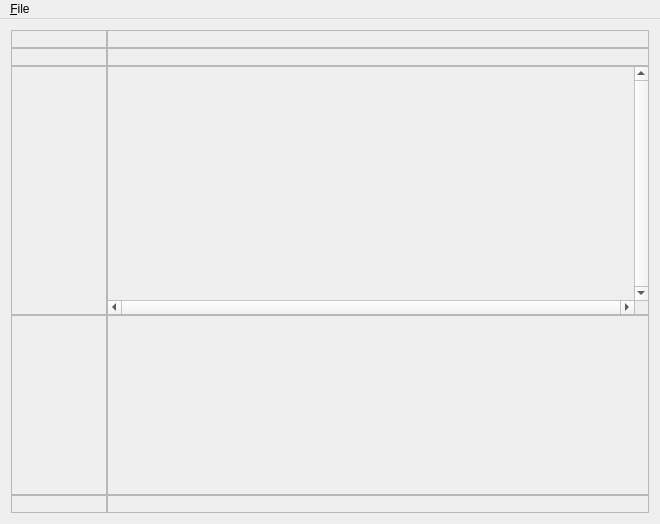
This is app/SimpleSequenceView/SequenceWindow.ui in haruneko/stand as Qt 5 draws it before an edit. The edited form follows.
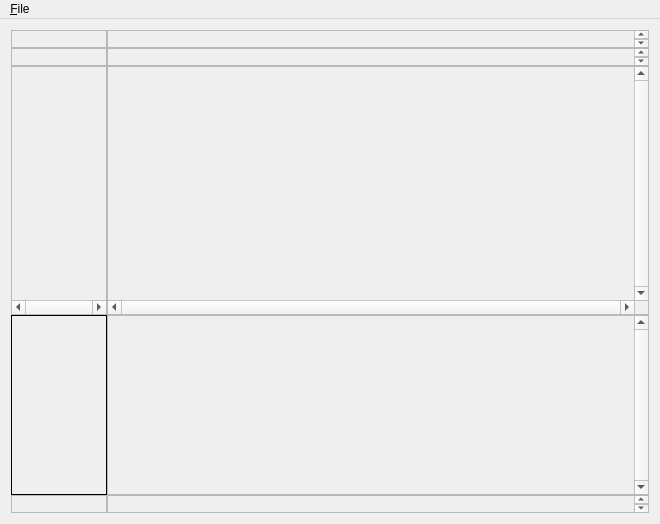
This is the edited form.

The edit to the form file:
```diff
--- a/app/SimpleSequenceView/SequenceWindow.ui
+++ b/app/SimpleSequenceView/SequenceWindow.ui
@@ -39,7 +39,7 @@
        </size>
       </property>
       <property name="verticalScrollBarPolicy">
-       <enum>Qt::ScrollBarAlwaysOff</enum>
+       <enum>Qt::ScrollBarAlwaysOn</enum>
       </property>
       <property name="horizontalScrollBarPolicy">
        <enum>Qt::ScrollBarAlwaysOff</enum>
@@ -52,7 +52,7 @@
         <rect>
          <x>0</x>
          <y>0</y>
-         <width>544</width>
+         <width>527</width>
          <height>16</height>
         </rect>
        </property>
@@ -80,7 +80,7 @@
        </size>
       </property>
       <property name="verticalScrollBarPolicy">
-       <enum>Qt::ScrollBarAlwaysOff</enum>
+       <enum>Qt::ScrollBarAlwaysOn</enum>
       </property>
       <property name="horizontalScrollBarPolicy">
        <enum>Qt::ScrollBarAlwaysOff</enum>
@@ -93,7 +93,7 @@
         <rect>
          <x>0</x>
          <y>0</y>
-         <width>544</width>
+         <width>527</width>
          <height>16</height>
         </rect>
        </property>
@@ -151,7 +151,7 @@
        </size>
       </property>
       <property name="verticalScrollBarPolicy">
-       <enum>Qt::ScrollBarAlwaysOff</enum>
+       <enum>Qt::ScrollBarAlwaysOn</enum>
       </property>
       <property name="horizontalScrollBarPolicy">
        <enum>Qt::ScrollBarAlwaysOff</enum>
@@ -164,7 +164,7 @@
         <rect>
          <x>0</x>
          <y>0</y>
-         <width>544</width>
+         <width>527</width>
          <height>178</height>
         </rect>
        </property>
@@ -183,7 +183,7 @@
        <enum>Qt::ScrollBarAlwaysOff</enum>
       </property>
       <property name="horizontalScrollBarPolicy">
-       <enum>Qt::ScrollBarAlwaysOff</enum>
+       <enum>Qt::ScrollBarAlwaysOn</enum>
       </property>
       <property name="widgetResizable">
        <bool>true</bool>
@@ -194,7 +194,7 @@
          <x>0</x>
          <y>0</y>
          <width>94</width>
-         <height>246</height>
+         <height>229</height>
         </rect>
        </property>
       </widget>
@@ -203,10 +203,13 @@
     <item row="4" column="0">
      <widget class="QFrame" name="frame">
       <property name="frameShape">
-       <enum>QFrame::StyledPanel</enum>
+       <enum>QFrame::Box</enum>
       </property>
       <property name="frameShadow">
-       <enum>QFrame::Raised</enum>
+       <enum>QFrame::Plain</enum>
+      </property>
+      <property name="lineWidth">
+       <number>1</number>
       </property>
      </widget>
     </item>
@@ -261,7 +264,7 @@
        </size>
       </property>
       <property name="verticalScrollBarPolicy">
-       <enum>Qt::ScrollBarAlwaysOff</enum>
+       <enum>Qt::ScrollBarAlwaysOn</enum>
       </property>
       <property name="horizontalScrollBarPolicy">
        <enum>Qt::ScrollBarAlwaysOff</enum>
@@ -274,7 +277,7 @@
         <rect>
          <x>0</x>
          <y>0</y>
-         <width>544</width>
+         <width>527</width>
          <height>16</height>
         </rect>
        </property>
```
